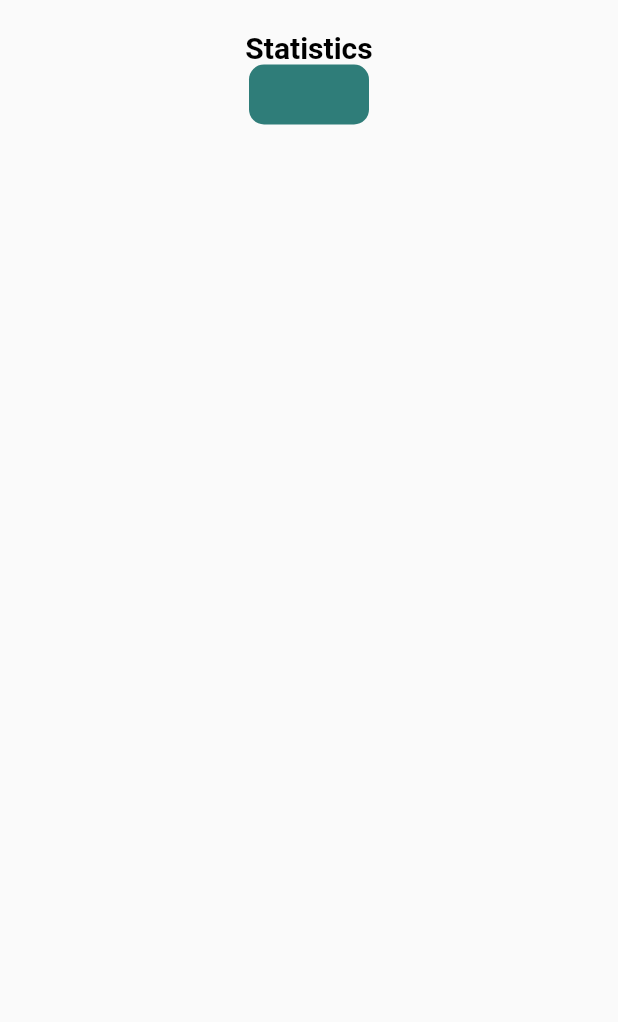
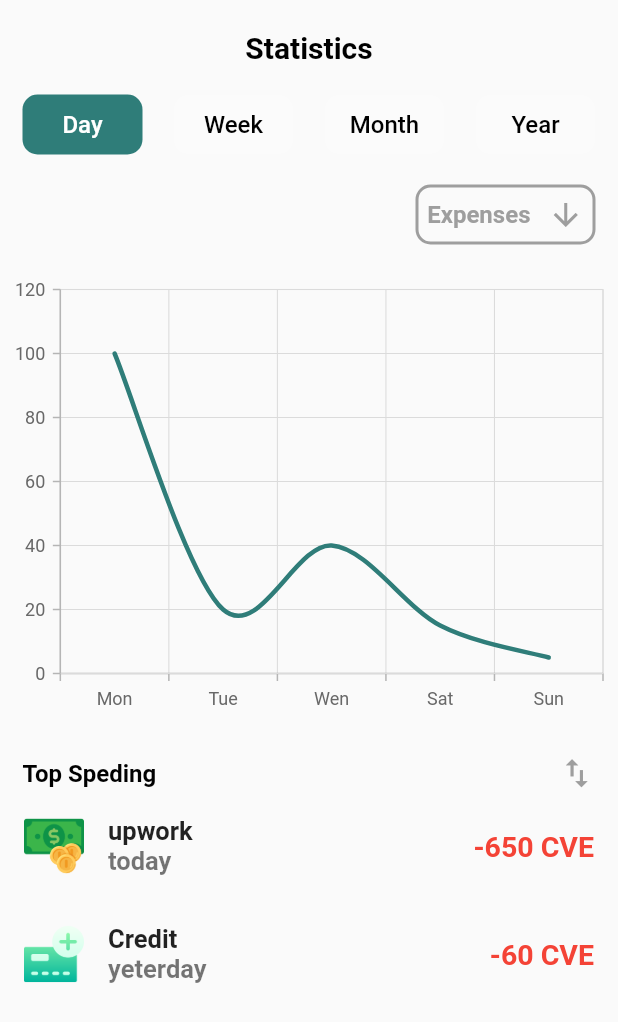
Before and after one commit to eddysilvamendes/financial_app, a Flutter app: the Statistics screen opened directly, on a phone screen of 412 x 824 dp. Shown: the top 1022 px of the screen. Run offline on Flutter 3.47's test engine with Material 2 defaults, Android fonts, the phone set to English and light mode, and no system bars; our stand-ins replace syncfusion_flutter_charts.

Commit message:
21/12/2022 WIN

```diff
--- /dev/null
+++ b/flutter_financial_app/lib/src/data/top.dart
@@ -0,0 +1,18 @@
+import 'package:flutter_financial_app/src/models/money_model.dart';
+
+List<Money> geter_top() {
+  Money upwork = Money();
+  upwork.name = 'upwork';
+  upwork.fee = '-650';
+  upwork.time = 'today';
+  upwork.image = 'money.png';
+  upwork.buy = false;
+  Money creditcart = Money();
+  creditcart.name = 'Credit';
+  creditcart.fee = '-60';
+  creditcart.time = 'yeterday';
+  creditcart.image = 'credit-card.png';
+  creditcart.buy = true;
+
+  return [upwork, creditcart];
+}
--- a/flutter_financial_app/lib/src/screen/statics/static_screen.dart
+++ b/flutter_financial_app/lib/src/screen/statics/static_screen.dart
@@ -1,4 +1,6 @@
 import 'package:flutter/material.dart';
+import 'package:flutter_financial_app/src/data/top.dart';
+import 'package:flutter_financial_app/src/widgets/charts.dart';
 
 class Statistics extends StatefulWidget {
   const Statistics({super.key});
@@ -8,6 +10,8 @@ class Statistics extends StatefulWidget {
 }
 
 class _StatisticsState extends State<Statistics> {
+  List day = ['Day', 'Week', 'Month', 'Year'];
+  int index_color = 0;
   @override
   Widget build(BuildContext context) {
     return Scaffold(
@@ -26,20 +30,142 @@ class _StatisticsState extends State<Statistics> {
                       fontWeight: FontWeight.w700,
                     ),
                   ),
-                  Container(
+                  const SizedBox(height: 20),
+                  Padding(
+                    padding: const EdgeInsets.symmetric(horizontal: 15),
+                    child: Row(
+                      mainAxisAlignment: MainAxisAlignment.spaceBetween,
+                      children: [
+                        ...List.generate(
+                          4,
+                          (index) {
+                            return GestureDetector(
+                              onTap: () => setState(() => index_color = index),
+                              child: Container(
                                 height: 40,
                                 width: 80,
                                 decoration: BoxDecoration(
                                   borderRadius: BorderRadius.circular(10),
-                      color: Color.fromARGB(255, 47, 125, 121),
+                                  color: index_color == index
+                                      ? const Color.fromARGB(255, 47, 125, 121)
+                                      : Colors.white10,
+                                ),
+                                alignment: Alignment.center,
+                                child: Text(
+                                  day[index],
+                                  style: TextStyle(
+                                    color: index_color == index
+                                        ? Colors.white
+                                        : Colors.black,
+                                    fontSize: 16,
+                                    fontWeight: FontWeight.w500,
                                   ),
                                 ),
+                              ),
+                            );
+                          },
+                        )
+                      ],
+                    ),
+                  ),
+                  const SizedBox(height: 20),
+                  Padding(
+                    padding: const EdgeInsets.symmetric(horizontal: 15),
+                    child: Row(
+                      mainAxisAlignment: MainAxisAlignment.end,
+                      children: [
+                        Container(
+                          width: 120,
+                          height: 40,
+                          decoration: BoxDecoration(
+                            border: Border.all(color: Colors.grey, width: 2),
+                            borderRadius: BorderRadius.circular(10),
+                          ),
+                          child: Row(
+                            mainAxisAlignment: MainAxisAlignment.spaceAround,
+                            children: const [
+                              Text(
+                                'Expenses',
+                                style: TextStyle(
+                                  color: Colors.grey,
+                                  fontSize: 16,
+                                  fontWeight: FontWeight.bold,
+                                ),
+                              ),
+                              Icon(
+                                Icons.arrow_downward_sharp,
+                                color: Colors.grey,
+                              ),
+                            ],
+                          ),
+                        ),
+                      ],
+                    ),
+                  ),
+                  const SizedBox(height: 20),
+                  const Chart(),
+                  const SizedBox(height: 20),
+                  Padding(
+                    padding: const EdgeInsets.symmetric(horizontal: 15),
+                    child: Row(
+                      mainAxisAlignment: MainAxisAlignment.spaceBetween,
+                      children: const [
+                        Text(
+                          'Top Speding',
+                          style: TextStyle(
+                            color: Colors.black,
+                            fontSize: 16,
+                            fontWeight: FontWeight.bold,
+                          ),
+                        ),
+                        Icon(
+                          Icons.swap_vert,
+                          size: 25,
+                          color: Colors.grey,
+                        )
                       ],
                     ),
                   )
                 ],
               ),
             ),
+            SliverList(
+                delegate: SliverChildBuilderDelegate(
+              (context, index) {
+                return ListTile(
+                  leading: Image.asset(
+                    'images/${geter_top()[index].image}',
+                    height: 40,
+                  ),
+                  title: Text(
+                    geter_top()[index].name!,
+                    style: const TextStyle(
+                      fontSize: 17,
+                      fontWeight: FontWeight.w600,
+                    ),
+                  ),
+                  subtitle: Text(
+                    geter_top()[index].time!,
+                    style: const TextStyle(
+                      fontSize: 17,
+                      fontWeight: FontWeight.w600,
+                    ),
+                  ),
+                  trailing: Text(
+                    '${geter_top()[index].fee} CVE',
+                    style: const TextStyle(
+                      fontSize: 19,
+                      color: Colors.red,
+                      fontWeight: FontWeight.w600,
+                    ),
+                  ),
+                );
+              },
+              childCount: geter_top().length,
+            )),
+          ],
+        ),
+      ),
     );
   }
 }
--- /dev/null
+++ b/flutter_financial_app/lib/src/widgets/charts.dart
@@ -0,0 +1,47 @@
+// ignore_for_file: public_member_api_docs, sort_constructors_first
+import 'package:flutter/material.dart';
+import 'package:syncfusion_flutter_charts/charts.dart';
+
+class Chart extends StatefulWidget {
+  const Chart({Key? key}) : super(key: key);
+
+  @override
+  State<Chart> createState() => _ChartState();
+}
+
+class _ChartState extends State<Chart> {
+  @override
+  Widget build(BuildContext context) {
+    return SizedBox(
+      height: 300,
+      width: double.infinity,
+      child: SfCartesianChart(
+        primaryXAxis: CategoryAxis(),
+        series: <SplineSeries<SalesData, String>>[
+          SplineSeries<SalesData, String>(
+            color: const Color.fromARGB(255, 47, 125, 121),
+            width: 3,
+            dataSource: <SalesData>[
+              SalesData(sales: 100, year: 'Mon'),
+              SalesData(sales: 20, year: 'Tue'),
+              SalesData(sales: 40, year: 'Wen'),
+              SalesData(sales: 15, year: 'Sat'),
+              SalesData(sales: 5, year: 'Sun'),
+            ],
+            xValueMapper: (SalesData sales, _) => sales.year,
+            yValueMapper: (SalesData sales, _) => sales.sales,
+          ),
+        ],
+      ),
+    );
+  }
+}
+
+class SalesData {
+  final String year;
+  final int sales;
+  SalesData({
+    required this.year,
+    required this.sales,
+  });
+}
--- a/flutter_financial_app/pubspec.yaml
+++ b/flutter_financial_app/pubspec.yaml
@@ -29,7 +29,9 @@ environment:
 dependencies:
   flutter:
     sdk: flutter
-
+  syncfusion_flutter_charts: ^20.4.38
+  hive: ^2.2.3
+  hive_flutter: ^1.1.0
 
   # The following adds the Cupertino Icons font to your application.
   # Use with the CupertinoIcons class for iOS style icons.
@@ -38,6 +40,8 @@ dependencies:
 dev_dependencies:
   flutter_test:
     sdk: flutter
+  build_runner: ^2.3.3
+  hive_generator: ^2.0.0
 
   # The "flutter_lints" package below contains a set of recommended lints to
   # encourage good coding practices. The lint set provided by the package is
```
Also changed, not shown: flutter_financial_app/lib/main.dart (+2 -5 lines), flutter_financial_app/lib/src/screen/add/add_screen.dart (added, +326 -0 lines), flutter_financial_app/lib/src/widgets/bottom_navigation.dart (added, +112 -0 lines), flutter_financial_app/images/Expenses.png (added), flutter_financial_app/images/Income.png (added), flutter_financial_app/lib/src/data/add_data.dart (added), flutter_financial_app/pubspec.lock, 1 other file. Lines whose indentation alone changed are shown as unchanged.
